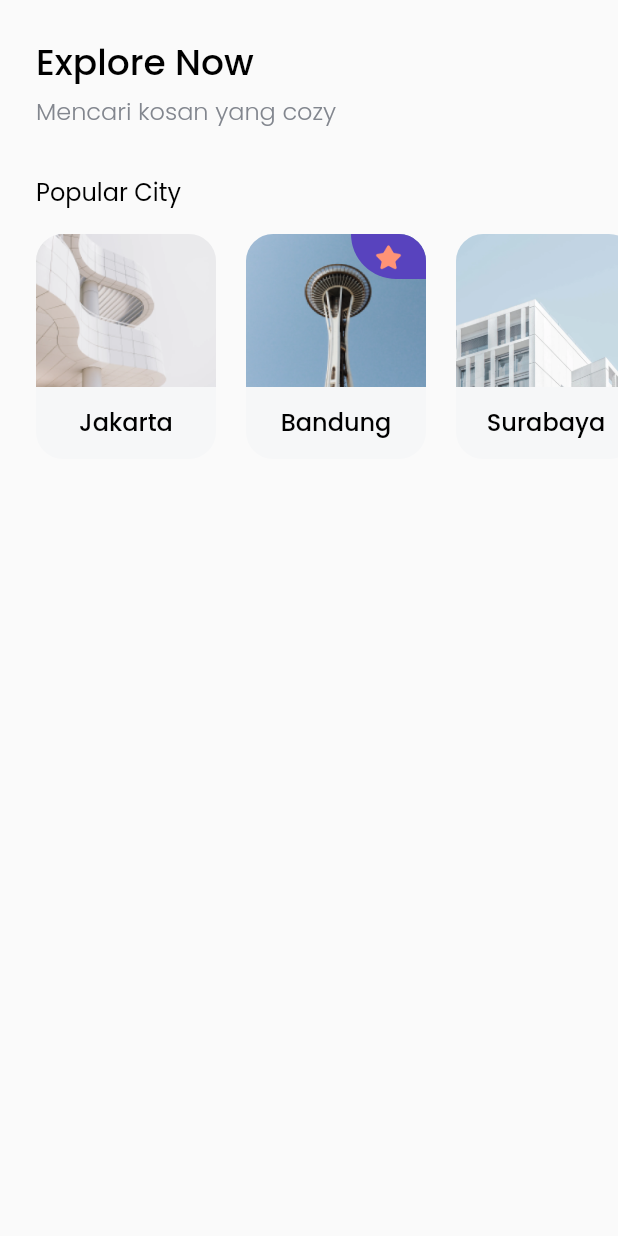
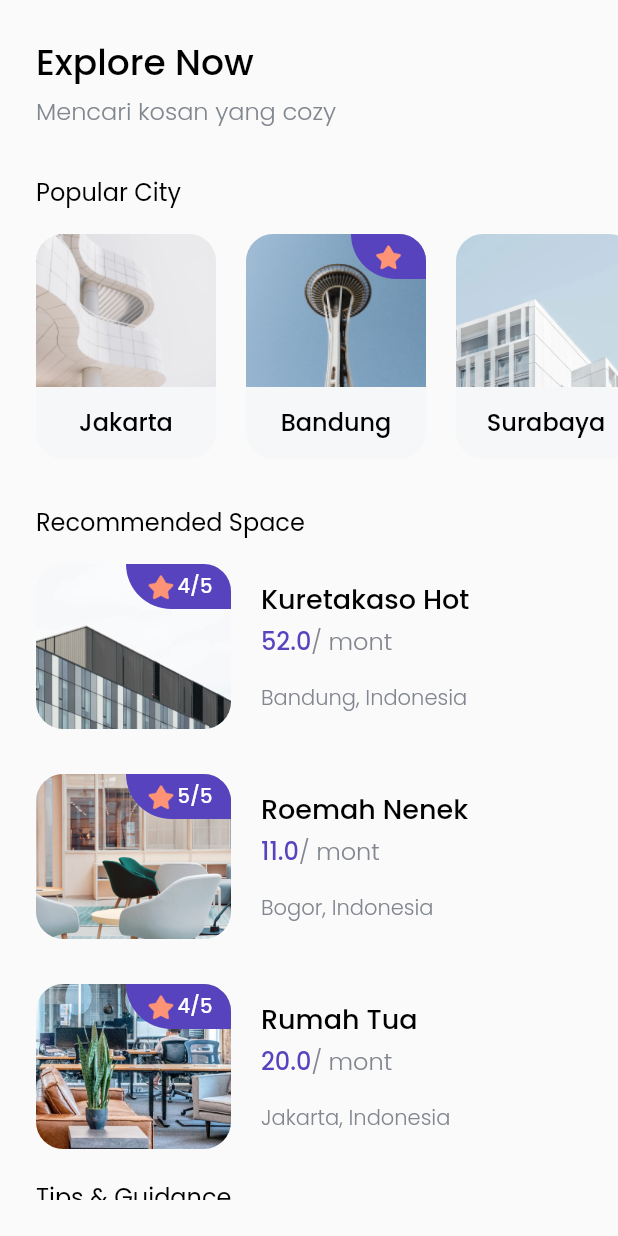
Before and after one commit to abdulazizpermana/aplikasi_cari_kost, a Flutter app: the screen it shows after launch, after a tap on "Explore Now", on a phone screen of 412 x 824 dp. Run offline on Flutter 3.47's test engine with Material 2 defaults, Android fonts, the light colour scheme and no system bars; our stand-ins replace google_fonts.

Commit message:
tambah card

```diff
--- /dev/null
+++ b/lib/model/space.dart
@@ -0,0 +1,19 @@
+class Space {
+  int id;
+  String name;
+  String imageUrl;
+  double price;
+  String city;
+  String country;
+  int rating;
+
+  Space({
+    required this.city,
+    required this.country,
+    required this.id,
+    required this.imageUrl,
+    required this.name,
+    required this.price,
+    required this.rating,
+  });
+}
--- a/lib/pages/home-page.dart
+++ b/lib/pages/home-page.dart
@@ -1,5 +1,8 @@
 import 'package:aplikasi_cari_kost/model/city.dart';
+import 'package:aplikasi_cari_kost/model/space.dart';
 import 'package:aplikasi_cari_kost/widget/city_card.dart';
+import 'package:aplikasi_cari_kost/widget/space_card.dart';
+import 'package:aplikasi_cari_kost/widget/tips_card.dart';
 import 'package:flutter/material.dart';
 import 'package:aplikasi_cari_kost/theme.dart';
 
@@ -8,10 +11,12 @@ class HomePage extends StatelessWidget {
   Widget build(BuildContext context) {
     return Scaffold(
       body: SafeArea(
+        bottom: false,
         child: Padding(
           padding: EdgeInsets.symmetric(vertical: edge),
           child: ListView(
             children: [
+              //NOTE : Title/Header
               Padding(
                 padding: EdgeInsets.only(left: edge),
                 child: Text(
@@ -38,6 +43,7 @@ class HomePage extends StatelessWidget {
               SizedBox(
                 height: 30,
               ),
+              //Popular City
               Padding(
                 padding: EdgeInsets.only(
                   left: edge,
@@ -95,7 +101,84 @@ class HomePage extends StatelessWidget {
                     ),
                   ],
                 ),
-              )
+              ),
+              SizedBox(
+                height: 30,
+              ),
+              // RECOMENDDED SPACE
+              Padding(
+                padding: EdgeInsets.only(left: edge),
+                child: Text(
+                  'Recommended Space',
+                  style: regulerStyle.copyWith(fontSize: 16),
+                ),
+              ),
+              SizedBox(
+                height: 16,
+              ),
+              Padding(
+                padding: EdgeInsets.symmetric(
+                  horizontal: edge,
+                ),
+                child: Column(
+                  children: [
+                    SpaceCard(
+                      Space(
+                        id: 1,
+                        name: 'Kuretakaso Hot',
+                        imageUrl: 'assets/images/image1.png',
+                        price: 52,
+                        city: 'Bandung',
+                        country: 'Indonesia',
+                        rating: 4,
+                      ),
+                    ),
+                    SizedBox(
+                      height: 30,
+                    ),
+                    SpaceCard(
+                      Space(
+                        id: 2,
+                        name: 'Roemah Nenek',
+                        imageUrl: 'assets/images/image2.png',
+                        price: 11,
+                        city: 'Bogor',
+                        country: 'Indonesia',
+                        rating: 5,
+                      ),
+                    ),
+                    SizedBox(
+                      height: 30,
+                    ),
+                    SpaceCard(
+                      Space(
+                        id: 3,
+                        name: 'Rumah Tua',
+                        imageUrl: 'assets/images/image3.png',
+                        price: 20,
+                        city: 'Jakarta',
+                        country: 'Indonesia',
+                        rating: 4,
+                      ),
+                    ),
+                    SizedBox(
+                      height: 20,
+                    ),
+                  ],
+                ),
+              ),
+              //TIPS and GUIDANCE
+              Padding(
+                padding: EdgeInsets.only(left: edge),
+                child: Text(
+                  'Tips & Guidance',
+                  style: regulerStyle.copyWith(fontSize: 16),
+                ),
+              ),
+              SizedBox(
+                height: 16,
+              ),
+              TipsCard(),
             ],
           ),
         ),
--- /dev/null
+++ b/lib/widget/space_card.dart
@@ -0,0 +1,104 @@
+import 'package:aplikasi_cari_kost/model/space.dart';
+import 'package:flutter/material.dart';
+import 'package:aplikasi_cari_kost/model/space.dart';
+
+import '../theme.dart';
+
+class SpaceCard extends StatelessWidget {
+  final Space space;
+  SpaceCard(this.space);
+
+  @override
+  Widget build(BuildContext context) {
+    return Row(
+      children: [
+        ClipRRect(
+          borderRadius: BorderRadius.circular(18),
+          child: Container(
+            width: 130,
+            height: 110,
+            child: Stack(
+              children: [
+                Image.asset(
+                  space.imageUrl,
+                ),
+                Align(
+                  alignment: Alignment.topRight,
+                  child: Container(
+                    height: 30,
+                    width: 70,
+                    decoration: BoxDecoration(
+                      color: purpleColor,
+                      borderRadius: BorderRadius.only(
+                        bottomLeft: Radius.circular(38),
+                      ),
+                    ),
+                    child: Center(
+                      child: Row(
+                        mainAxisAlignment: MainAxisAlignment.center,
+                        crossAxisAlignment: CrossAxisAlignment.center,
+                        children: [
+                          Image.asset(
+                            'assets/images/star_solid.png',
+                            width: 22,
+                            height: 22,
+                          ),
+                          Text(
+                            '${space.rating}/5',
+                            style: whitekStyle.copyWith(
+                              fontSize: 13,
+                            ),
+                          )
+                        ],
+                      ),
+                    ),
+                  ),
+                ),
+              ],
+            ),
+          ),
+        ),
+        SizedBox(
+          width: 20,
+        ),
+        Column(
+          crossAxisAlignment: CrossAxisAlignment.start,
+          children: [
+            Text(
+              space.name,
+              style: blackStyle.copyWith(
+                fontSize: 18,
+              ),
+            ),
+            SizedBox(
+              height: 2,
+            ),
+            Text.rich(
+              TextSpan(
+                text: '${space.price}',
+                style: purpleStyle.copyWith(
+                  fontSize: 16,
+                ),
+                children: [
+                  TextSpan(
+                    text: '/ mont',
+                    style: greyStyle.copyWith(
+                      fontSize: 16,
+                    ),
+                  ),
+                ],
+              ),
+            ),
+            SizedBox(
+              height: 16,
+            ),
+            Text(
+              '${space.city}, ${space.country}',
+              style: greyStyle,
+            )
+          ],
+        ),
+      ],
+    );
+  }
+}
--- /dev/null
+++ b/lib/widget/tips_card.dart
@@ -0,0 +1,14 @@
+import 'package:flutter/material.dart';
+
+class TipsCard extends StatelessWidget {
+  const TipsCard({Key? key}) : super(key: key);
+
+  @override
+  Widget build(BuildContext context) {
+    return Container(
+      child: Text(
+        'Tips Card',
+      ),
+    );
+  }
+}
```
